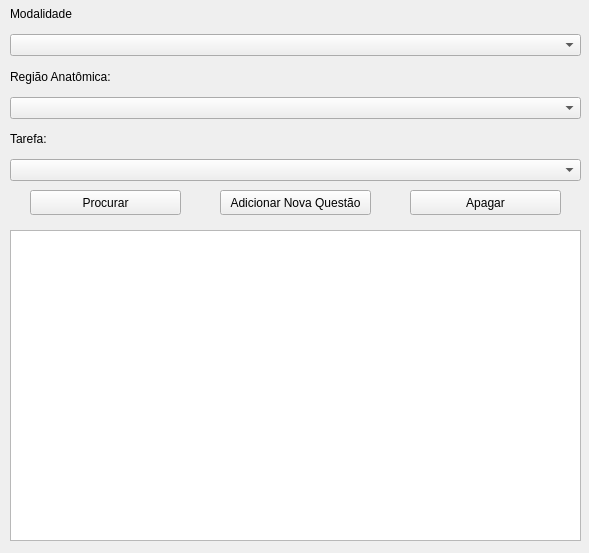
First picture: the form in anatomy/questionlist.ui, repository caiovosilva/anatomy, before the edit.
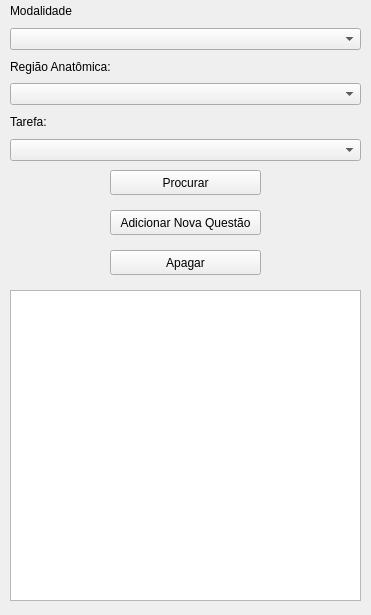
Second picture: the form after the edit.

What changed in the file:
```diff
--- a/anatomy/questionlist.ui
+++ b/anatomy/questionlist.ui
@@ -6,8 +6,8 @@
    <rect>
     <x>0</x>
     <y>0</y>
-    <width>589</width>
-    <height>553</height>
+    <width>371</width>
+    <height>615</height>
    </rect>
   </property>
   <property name="windowTitle">
@@ -18,8 +18,8 @@
     <rect>
      <x>10</x>
      <y>0</y>
-     <width>571</width>
-     <height>181</height>
+     <width>351</width>
+     <height>161</height>
     </rect>
    </property>
    <layout class="QVBoxLayout" name="verticalLayout">
@@ -61,8 +61,8 @@
   <widget class="QPushButton" name="searchButton">
    <property name="geometry">
     <rect>
-     <x>30</x>
-     <y>190</y>
+     <x>110</x>
+     <y>170</y>
      <width>151</width>
      <height>25</height>
     </rect>
@@ -74,8 +74,8 @@
   <widget class="QPushButton" name="addNewQuestionButton">
    <property name="geometry">
     <rect>
-     <x>220</x>
-     <y>190</y>
+     <x>110</x>
+     <y>210</y>
      <width>151</width>
      <height>25</height>
     </rect>
@@ -87,8 +87,8 @@
   <widget class="QPushButton" name="deleteQuestionButton">
    <property name="geometry">
     <rect>
-     <x>410</x>
-     <y>190</y>
+     <x>110</x>
+     <y>250</y>
      <width>151</width>
      <height>25</height>
     </rect>
@@ -101,8 +101,8 @@
    <property name="geometry">
     <rect>
      <x>10</x>
-     <y>230</y>
-     <width>571</width>
+     <y>290</y>
+     <width>351</width>
      <height>311</height>
     </rect>
    </property>
```
